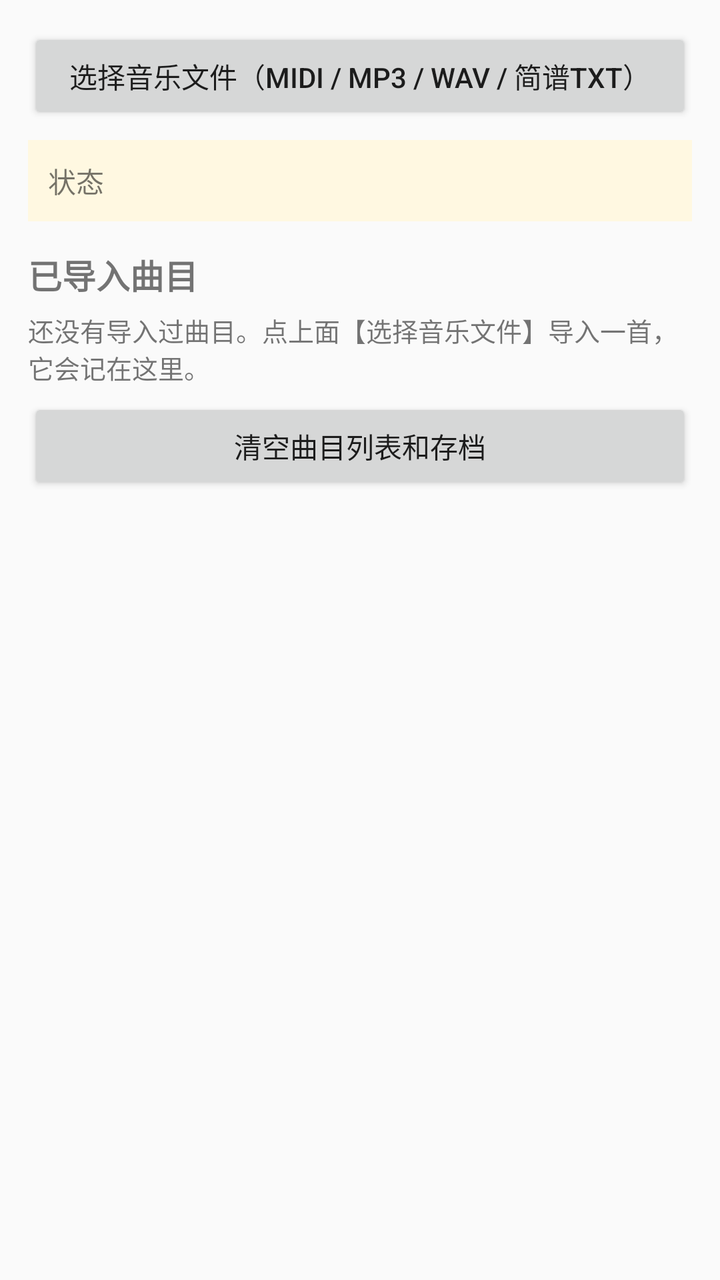
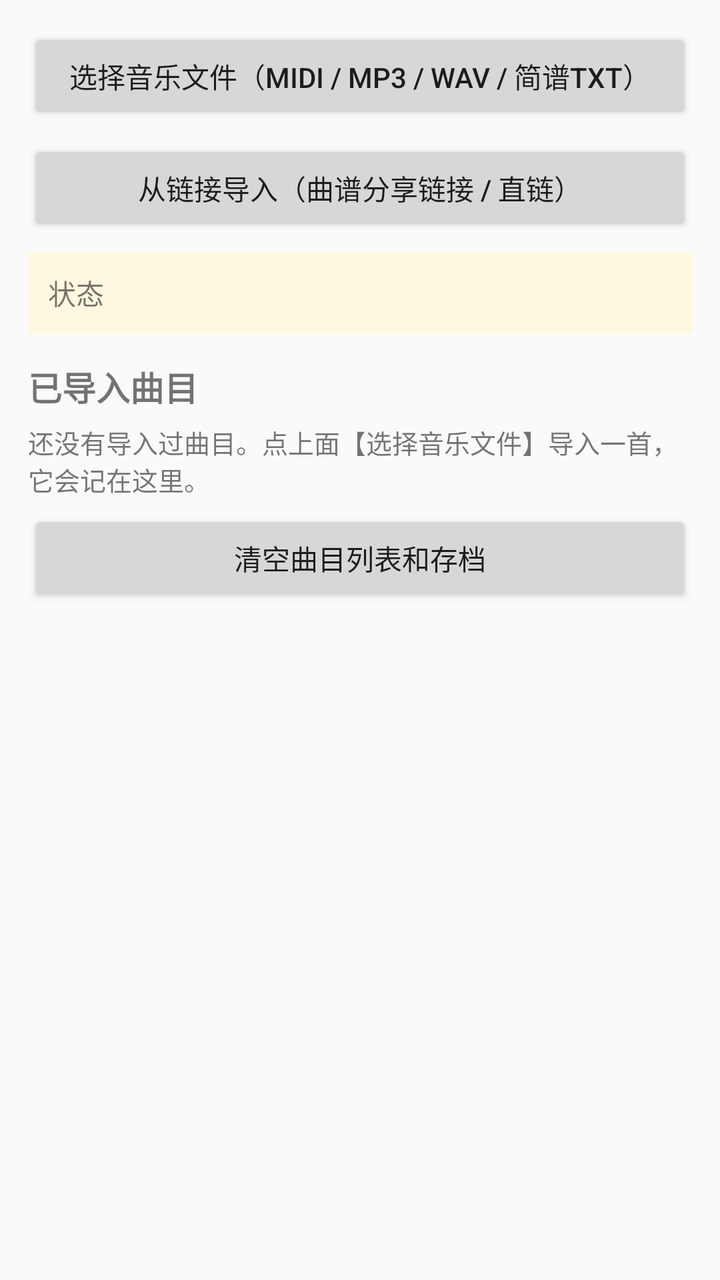

An Android layout rendered at two revisions. The XML below is the earlier revision; the diff shows what the commit changed to produce the second picture.
<!-- AndroidManifest.xml: application theme android:Theme.Material.Light.DarkActionBar -->
<!-- res/layout/activity_songs.xml -->
<?xml version="1.0" encoding="utf-8"?>
<ScrollView xmlns:android="http://schemas.android.com/apk/res/android"
    android:layout_width="match_parent"
    android:layout_height="match_parent"
    android:fillViewport="true">

    <LinearLayout
        android:layout_width="match_parent"
        android:layout_height="wrap_content"
        android:orientation="vertical"
        android:padding="14dp">

        <Button
            android:id="@+id/btn_pick"
            android:layout_width="match_parent"
            android:layout_height="wrap_content"
            android:text="选择音乐文件（MIDI / MP3 / WAV / 简谱txt）" />

        <TextView
            android:id="@+id/tv_status"
            android:layout_width="match_parent"
            android:layout_height="wrap_content"
            android:layout_marginTop="8dp"
            android:background="#FFF8E1"
            android:padding="10dp"
            android:textSize="14sp"
            android:text="状态" />

        <TextView
            android:id="@+id/tv_library_title"
            android:layout_width="match_parent"
            android:layout_height="wrap_content"
            android:layout_marginTop="14dp"
            android:layout_marginBottom="6dp"
            android:text="已导入曲目"
            android:textSize="17sp"
            android:textStyle="bold" />

        <LinearLayout
            android:id="@+id/list_songs"
            android:layout_width="match_parent"
            android:layout_height="wrap_content"
            android:orientation="vertical" />

        <TextView
            android:id="@+id/tv_library_empty"
            android:layout_width="match_parent"
            android:layout_height="wrap_content"
            android:paddingBottom="6dp"
            android:text="还没有导入过曲目。点上面【选择音乐文件】导入一首，它会记在这里。"
            android:textSize="13sp" />

        <Button
            android:id="@+id/btn_clear_library"
            android:layout_width="match_parent"
            android:layout_height="wrap_content"
            android:text="清空曲目列表和存档" />
    </LinearLayout>
</ScrollView>
<!-- resources referenced by this layout -->
<resources>

</resources>

<!-- the commit's change to res/layout/activity_songs.xml (unified diff, before → after) -->
@@ -15,6 +15,13 @@
             android:layout_width="match_parent"
             android:layout_height="wrap_content"
             android:text="选择音乐文件（MIDI / MP3 / WAV / 简谱txt）" />
+
+        <Button
+            android:id="@+id/btn_url"
+            android:layout_width="match_parent"
+            android:layout_height="wrap_content"
+            android:layout_marginTop="8dp"
+            android:text="从链接导入（曲谱分享链接 / 直链）" />
 
         <TextView
             android:id="@+id/tv_status"
